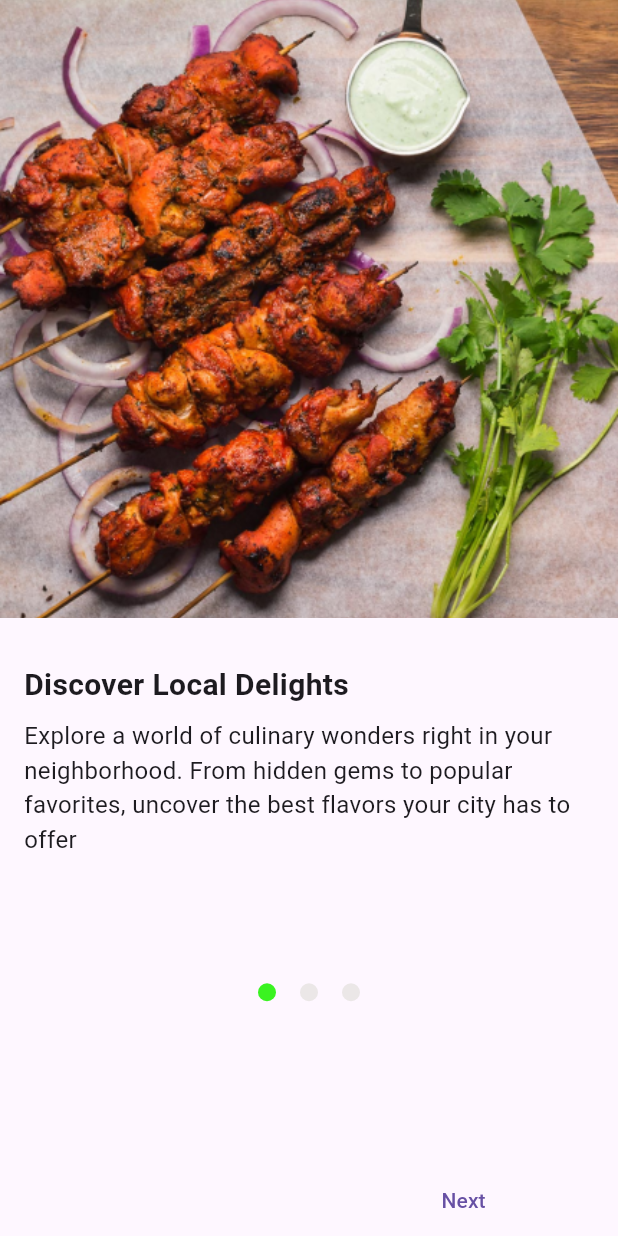
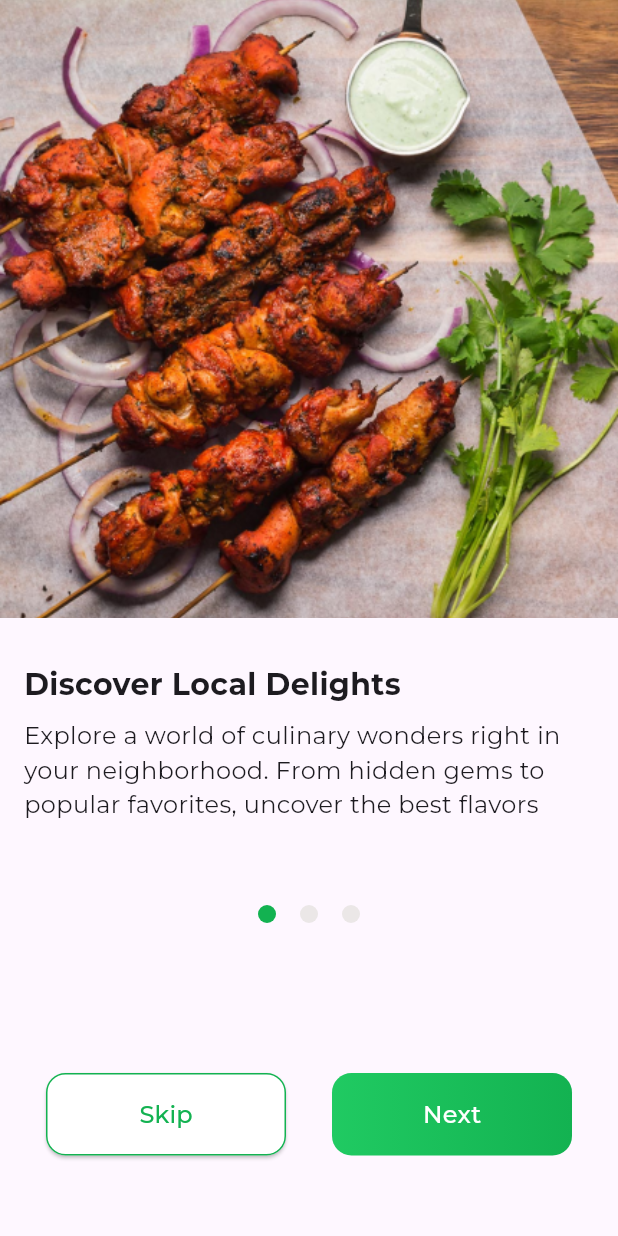
Before and after one commit to AnandUxd/Buyandsellfood, a Flutter app: the screen it shows after launch, on a phone screen of 412 x 824 dp. Run offline on Flutter 3.47's test engine with Material 3 defaults, Android fonts, the phone set to English and light mode, and no system bars; our stand-ins replace google_fonts; missing offline and left inert: flutter_inappwebview.

Commit message:
second comit

```diff
--- a/lib/modules/widgets/PageViewWidget.dart
+++ b/lib/modules/widgets/PageViewWidget.dart
@@ -1,4 +1,8 @@
+// ignore: file_names
+import 'package:buyandsellfood/modules/views/homescreen.dart';
 import 'package:flutter/material.dart';
+import 'package:google_fonts/google_fonts.dart';
+
 
 class PageViewWidget extends StatefulWidget {
   @override
@@ -15,7 +19,7 @@ class _PageViewWidgetState extends State<PageViewWidget> {
     crossAxisAlignment: CrossAxisAlignment.stretch,
     children: <Widget>[
       Expanded(
-          flex: 3,
+        flex: 2,
         child: PageView(
           controller: _pageController,
           onPageChanged: (int page) {
@@ -42,55 +46,107 @@ class _PageViewWidgetState extends State<PageViewWidget> {
           ],
         ),
       ),
+      SizedBox(height: 1.0),
       Expanded(
         flex: 1,
-          child: Padding(
-            padding: const EdgeInsets.symmetric(vertical: 8.0),
-            child: PageIndicator(
+        child: Column(
+          mainAxisAlignment: MainAxisAlignment.center,
+          children: <Widget>[
+            PageIndicator(
               currentPage: _currentPage,
               pageCount: 3, // Number of pages
             ),
-          ),
-        ),
-        SizedBox(height: 20.0),
+            SizedBox(height: 100.0),
             Row(
-          mainAxisAlignment: MainAxisAlignment.spaceBetween,
+              mainAxisAlignment: MainAxisAlignment.spaceEvenly,
               children: <Widget>[
-            Visibility(
-              visible: _currentPage != 0, // Show "Skip" button if not on the first page
-              child: Container(
-                width: MediaQuery.of(context).size.width / 2, // Set button width to half of the screen width
-                child: TextButton(
+                SizedBox(
+                  width: 160, // Set the width to half of the screen width
+                  height: 55.0,
+                  child: ElevatedButton(
                     onPressed: () {
-                    _pageController.previousPage(
-                      duration: Duration(milliseconds: 500),
-                      curve: Curves.ease,
+                      Navigator.push(
+                         context,
+                         MaterialPageRoute(builder: (context) => Homepage()),
                         );
+
+                      // _pageController.previousPage(
+                      //   duration: Duration(milliseconds: 500),
+                      //   curve: Curves.ease,
+                     // );
                     },
-                  child: Text('Skip'),
+                    style: ButtonStyle(
+                      backgroundColor: MaterialStateProperty.all<Color>(Colors.white),
+                      shape: MaterialStateProperty.all<RoundedRectangleBorder>(
+                        RoundedRectangleBorder(
+                          borderRadius: BorderRadius.circular(13.0),
+                          side: BorderSide(color:  Color(0xFF13B251)), // Add border
                         ),
                       ),
                     ),
-            Visibility(
-              visible: _currentPage != 2, // Show "Next" button if not on the last page
-              child: Container(
-                width: MediaQuery.of(context).size.width / 2, // Set button width to half of the screen width
-                child: TextButton(
-                  onPressed: () {
+                    child: Padding(
+                      padding: const EdgeInsets.all(10.0),
+                      child: Text('Skip', style: TextStyle(
+                        fontFamily: GoogleFonts.montserrat().fontFamily,
+                        fontWeight: FontWeight.w500,
+                        fontSize: 16,
+                         color: Color(0xFF13B251)),),
+                    ),
+                  ),
+                ),
+                SizedBox(
+                  width: 160, // Set the width to half of the screen width
+                  height: 55.0, // Set the height as desired
+                  child: GestureDetector(
+                    onTap: () {
+                      if (_currentPage < 2) {
                         _pageController.nextPage(
                           duration: Duration(milliseconds: 500),
                           curve: Curves.ease,
                         );
+                      } else {
+                        Navigator.push(
+                         context,
+                         MaterialPageRoute(builder: (context) => Homepage()),
+                        );
+                        // Navigate to the next screen
+                      }
                     },
-                  child: Text('Next'),
+                    child: Container(
+                      decoration: BoxDecoration(
+                        borderRadius: BorderRadius.circular(13.0),
+                        gradient: LinearGradient(
+                          colors: [
+                            Color(0xFF20CA62),
+                            Color(0xFF13B251),
+                          ],
+                          begin: Alignment.centerLeft,
+                          end: Alignment.centerRight,
+                        ),
+                      ),
+                      child: Center(
+                        child: Text(
+                          'Next',
+                          style: TextStyle(
+                            fontFamily: GoogleFonts.montserrat().fontFamily,
+                            fontWeight: FontWeight.w500,
+                            fontSize: 16,
+                            color: Colors.white,
+                          ),
+                        ),
+                      ),
                     ),
                   ),
                 ),
               ],
             ),
           ],
+        ),
+      ),
+    ],
   );
 }
+
 
   @override
   void dispose() {
@@ -124,6 +180,7 @@ class PageContent extends StatelessWidget {
         child: Text(
           heading,
           style: TextStyle(
+            fontFamily: GoogleFonts.montserrat().fontFamily,
             fontSize: 20.0,
             fontWeight: FontWeight.bold,
           ),
@@ -135,7 +192,9 @@ class PageContent extends StatelessWidget {
         child: Text(
           description,
           style: TextStyle(
+            fontFamily: GoogleFonts.montserrat().fontFamily,
             fontSize: 16.0,
+            fontWeight: FontWeight.w400
           ),
         ),
       ),
@@ -163,7 +222,7 @@ class PageIndicator extends StatelessWidget {
             height: 12.0,
             decoration: BoxDecoration(
               shape: BoxShape.circle,
-              color: (i == currentPage) ? const Color.fromARGB(255, 58, 243, 33) : const Color.fromARGB(255, 235, 231, 231),
+              color: (i == currentPage) ?  const Color(0xFF13B251) : const Color.fromARGB(255, 235, 231, 231),
             ),
           ),
         ),
--- a/pubspec.yaml
+++ b/pubspec.yaml
@@ -35,6 +35,8 @@ dependencies:
   # The following adds the Cupertino Icons font to your application.
   # Use with the CupertinoIcons class for iOS style icons.
   cupertino_icons: ^1.0.6
+  google_fonts: ^6.2.1
+  flutter_inappwebview: ^6.0.0
 
 dev_dependencies:
   flutter_test:
```
Also changed, not shown: lib/modules/views/homescreen.dart (added, +54 -0 lines), pubspec.lock, 7 other files. Lines whose indentation alone changed are shown as unchanged.
